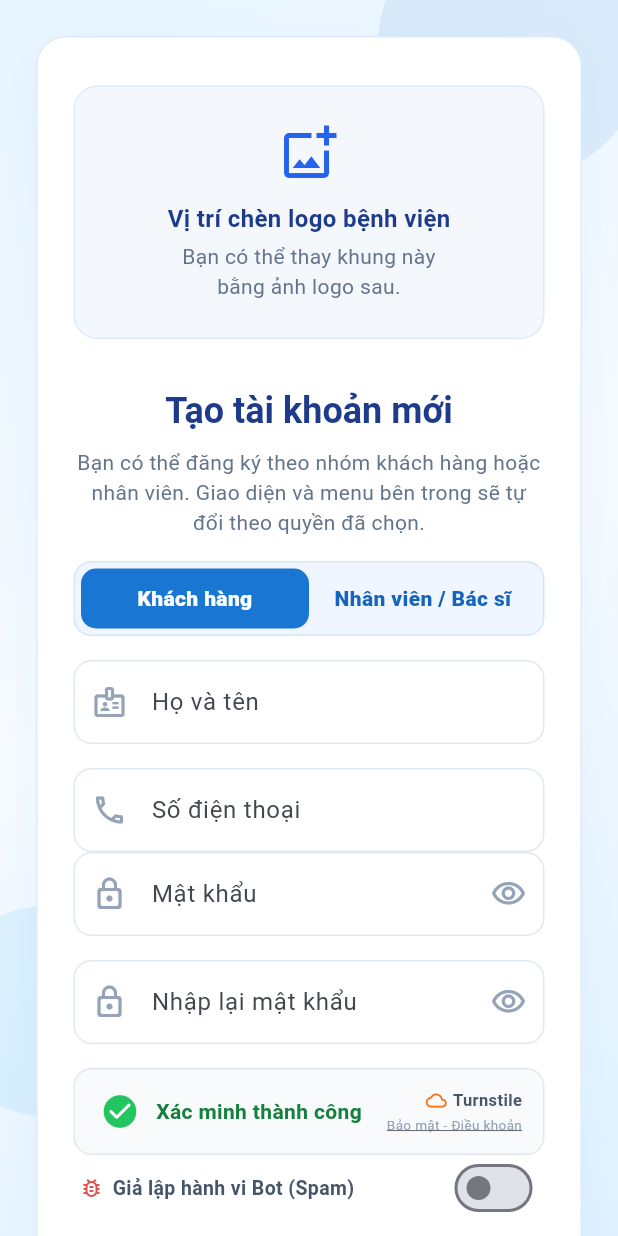
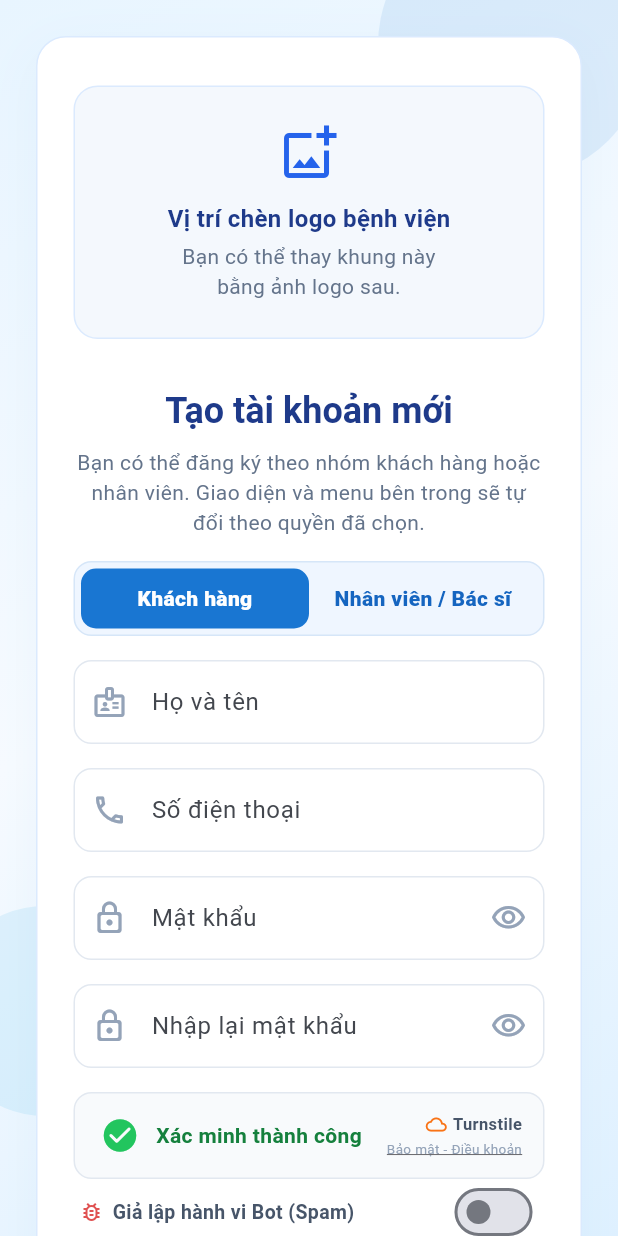
Before and after one commit to pngocthuan1/MienDong7C, a Flutter app: the RegisterView screen opened by its route, on a phone screen of 412 x 824 dp. Run offline on Flutter 3.47's test engine with Material 3 defaults, Android fonts, the phone set to English and light mode, and no system bars; our stand-ins replace barcode_widget, device_info_plus, dio, flutter_riverpod, flutter_secure_storage, shared_preferences; missing offline and left inert: dart:html, dart:ui_web, mobile_scanner; accounts and stored records are empty.

Commit message:
Luu code dang viet do o may 2

```diff
--- a/lib/features/auth/presentation/views/RegisterView.dart
+++ b/lib/features/auth/presentation/views/RegisterView.dart
@@ -169,6 +169,7 @@ class _RegisterViewState extends State<RegisterView> {
                     textInputAction: TextInputAction.next,
                     onChanged: _viewModel.updatePhoneError,
                   ),
+                  const SizedBox(height: AppSizes.itemSpacing),
                    AppPasswordField(
                     controller: _viewModel.passwordController,
                     focusNode: _passwordFocusNode,
```
